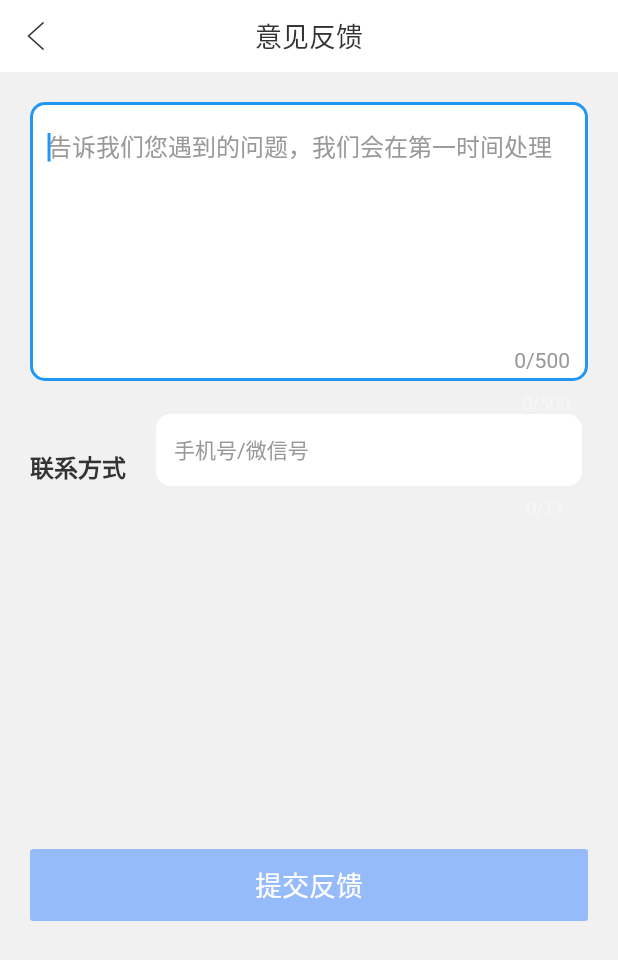
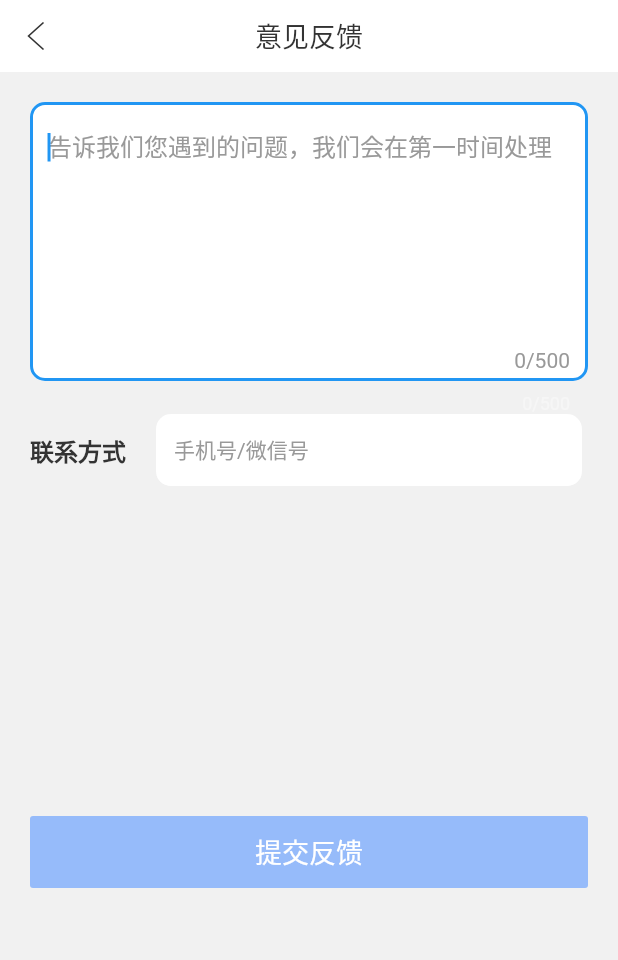
Before and after one commit to OmgKevin/flutterkeepgoing, a Flutter app: the FeedBackPage screen opened by its route, on a phone screen of 412 x 824 dp. Shown: the top 960 px of the screen. Run offline on Flutter 3.47's test engine with Material 2 defaults, Android fonts, the phone set to English and light mode, and no system bars; drawn by our look-alikes of oktoast; our stand-ins replace cached_network_image, convert, device_info, dio, event_bus, extended_image and 7 more; missing offline and left inert: common_utils, flt_video_player, flustars, image_picker_saver, orientation; accounts and stored records are empty; statements that could not run were skipped.

```diff
--- a/lib/widgets/text_field_item.dart
+++ b/lib/widgets/text_field_item.dart
@@ -66,6 +66,7 @@ class TextFieldItem extends StatelessWidget {
                   fillColor: Colors.white,
                   filled: true,
                   hintText: hintText,
+                  counterText: '', // 去掉可输入字数显示
                   contentPadding: EdgeInsets.fromLTRB(12, 12, 12, 12),
                   hintStyle: TextStyle(color: Color(0xFF999999)),
                 ),
```
